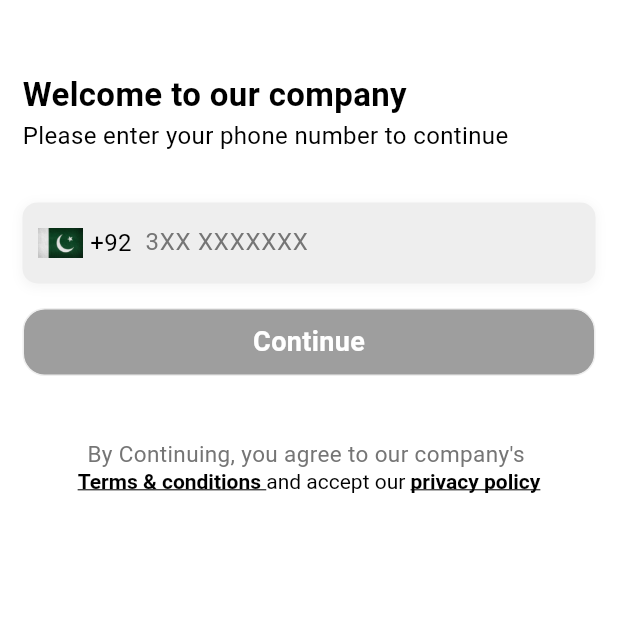
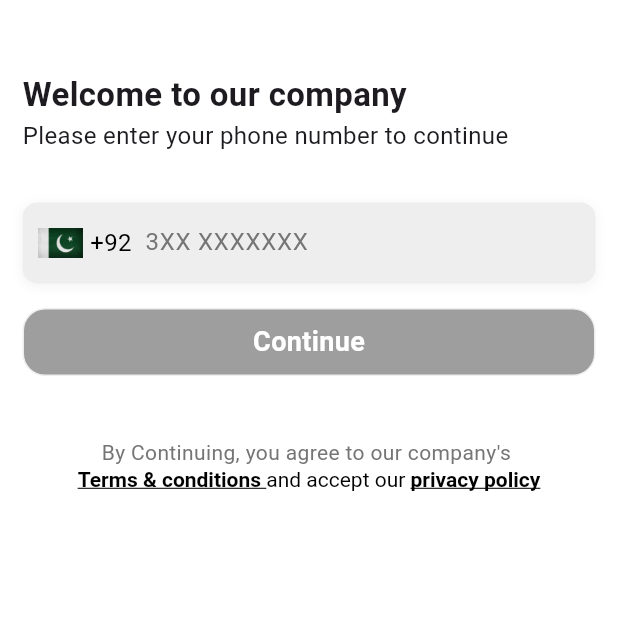
Before and after one commit to adnan098765/service_app, a Flutter app: the EnterPhoneNumber screen opened directly, on a phone screen of 412 x 824 dp, the top half of it. Run offline on Flutter 3.47's test engine with Material 3 defaults, Android fonts, the phone set to English and light mode, and no system bars; our stand-ins replace dio, geocoding, geolocator, get, google_maps_flutter, google_places_flutter and 3 more; missing offline and left inert: dart:html, dart:ui_web, date_picker_timetable.

Commit message:
Added new features or updates

```diff
--- a/lib/Home/home_screen.dart
+++ b/lib/Home/home_screen.dart
@@ -6,7 +6,6 @@ import 'categories_page.dart';
 import 'maintenance_page.dart';
 import 'offer_page.dart';
 import 'ViewAllServices/home_services_screen.dart';
-
 class HomeScreen extends StatefulWidget {
   final double latitude;
   final double longitude;
--- a/lib/widgets/custom_text.dart
+++ b/lib/widgets/custom_text.dart
@@ -1,17 +1,20 @@
 import 'package:flutter/material.dart';
+import 'package:responsive_sizer/responsive_sizer.dart';
 
 class CustomText extends StatelessWidget {
   final String text;
-  final double fontSize;
-  final Color color;
-  final FontWeight fontWeight;
+  final double? fontSize;
+  final FontWeight? fontWeight;
+  final Color? color;
+  final TextAlign? textAlign; // Add textAlign parameter
 
   const CustomText({
     super.key,
     required this.text,
-    this.fontSize = 18,
-    this.color = Colors.black,
-    this.fontWeight = FontWeight.normal,
+    this.fontSize,
+    this.fontWeight,
+    this.color,
+    this.textAlign, // Include in constructor
   });
 
   @override
@@ -19,10 +22,11 @@ class CustomText extends StatelessWidget {
     return Text(
       text,
       style: TextStyle(
-        fontSize: fontSize.clamp(15, 25),
+        fontSize: fontSize,
+        fontWeight: fontWeight,
         color: color,
-        fontWeight: fontWeight,
       ),
+      textAlign: textAlign, // Apply textAlign
     );
   }
 }
--- a/pubspec.yaml
+++ b/pubspec.yaml
@@ -49,9 +49,11 @@ dependencies:
   flutter_google_places_sdk_http: ^0.1.1
   flutter_google_places_sdk_windows: ^0.1.1
   flutter_google_places_sdk:
+  gestu_tweens: ^0.0.2
 #  google_maps_webservice:
   flutter_google_maps_webservices: ^1.1.1
   pinput: ^5.0.1
+  js:
   flutter_date_pickers: ^0.4.3
   get:
   dio:
@@ -75,7 +77,7 @@ dev_dependencies:
 # The following section is specific to Flutter packages.
 flutter:
 
-  # The following line ensures that the Material Icons font is
+#   The following line ensures that the Material Icons font is
   # included with your application, so that you can use the icons in
   # the material Icons class.
   uses-material-design: true
```
Also changed, not shown: lib/google_map/factory.dart (added, +16 -0 lines), lib/google_map/map_screen.dart (+93 -11 lines), lib/google_map/map_web.dart (added, +45 -0 lines), lib/main.dart (+18 -4 lines), pubspec.lock, 1 other file.
